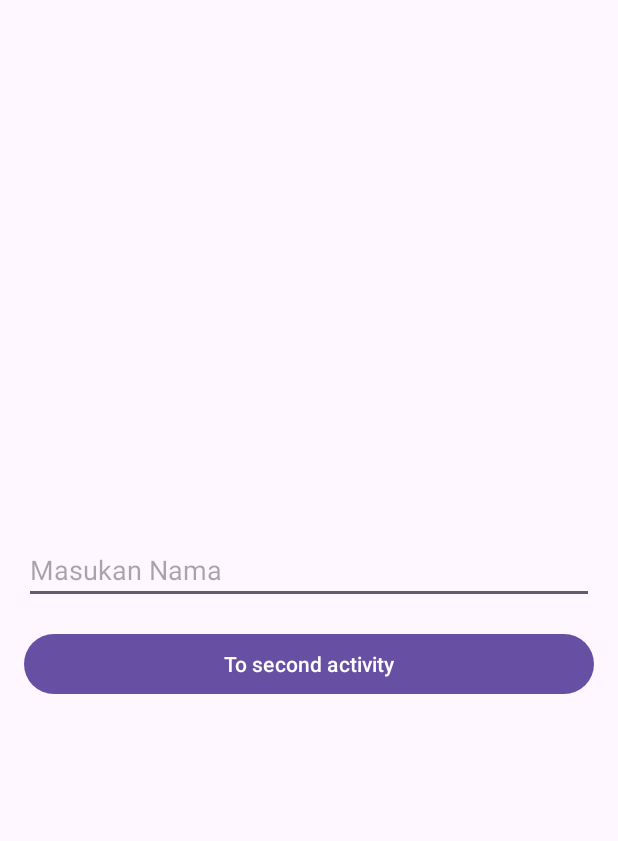
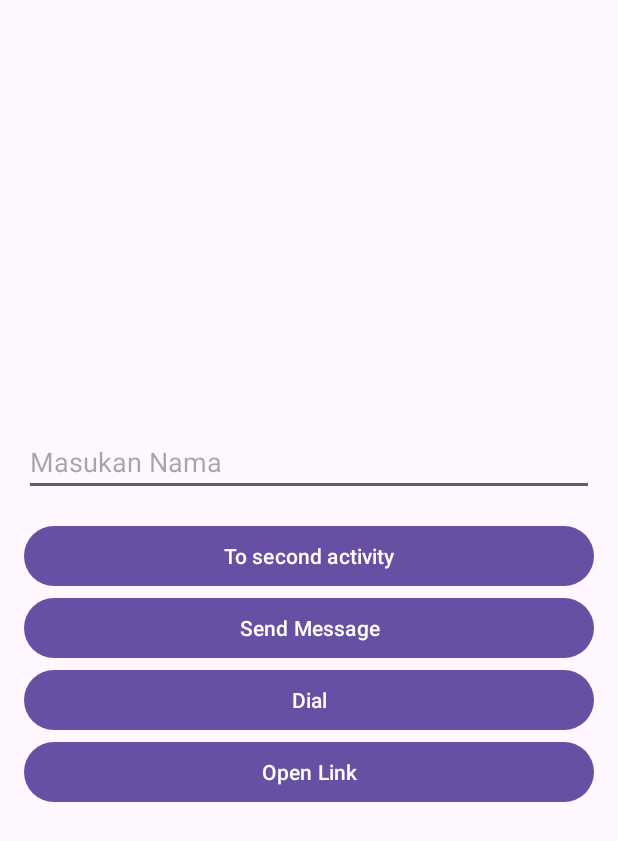
Before and after one commit to aarmeliaa/Intent-App, an Android app: the screen it shows after launch (MainActivity), on a phone screen of 412 x 824 dp. Shown: the top 841 px of the screen. Run offline under Robolectric (Android 15) with nearby library versions, the phone set to English and light mode, and no system bars.

Commit message:
mencoba implicit intent dengan menambahkan 3 button baru di main activity

```diff
--- a/app/src/main/res/layout/activity_main.xml
+++ b/app/src/main/res/layout/activity_main.xml
@@ -18,4 +18,19 @@
         android:layout_width="match_parent"
         android:layout_height="wrap_content"
         android:text="To second activity"/>
+    <Button
+        android:id="@+id/btn_send_message"
+        android:layout_width="match_parent"
+        android:layout_height="wrap_content"
+        android:text="Send Message"/>
+    <Button
+        android:id="@+id/btn_dial"
+        android:layout_width="match_parent"
+        android:layout_height="wrap_content"
+        android:text="Dial"/>
+    <Button
+        android:id="@+id/btn_open_link"
+        android:layout_width="match_parent"
+        android:layout_height="wrap_content"
+        android:text="Open Link"/>
 </LinearLayout>
```
Also changed, not shown: app/src/main/java/com/example/intent_app/MainActivity.kt (+17 -0 lines).
